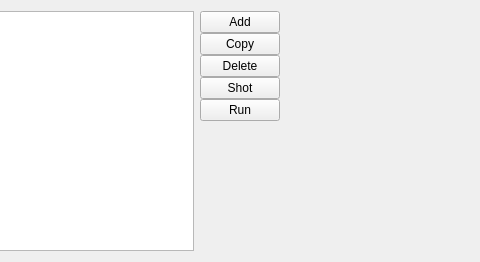
This is beanpacketssender.ui in KostyaSha/bean-cracker as Qt 5 draws it before an edit; both pictures show x 367 to 847 and y 0 to 262 of the 934 by 262 pixel window. The edited form follows.
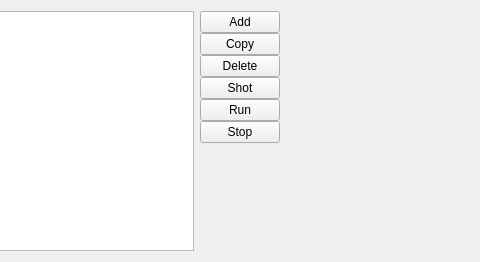
This is the edited form. Custom widgets are drawn as their Qt base class.

The edit to the form file:
```diff
--- a/beanpacketssender.ui
+++ b/beanpacketssender.ui
@@ -130,6 +130,13 @@
            </property>
           </widget>
          </item>
+         <item>
+          <widget class="QPushButton" name="btnStop">
+           <property name="text">
+            <string>Stop</string>
+           </property>
+          </widget>
+         </item>
          <item>
           <spacer name="verticalSpacer">
            <property name="orientation">
```
Left out of the diff: 2 changed lines with no effect on the pictures.
